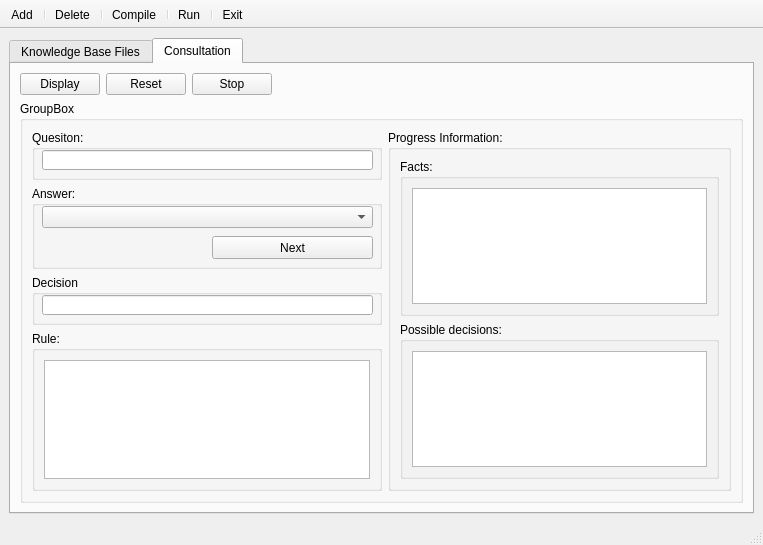
This is pyscanex.ui in pyden/PyScanex as Qt 5 draws it before an edit. The edited form follows.
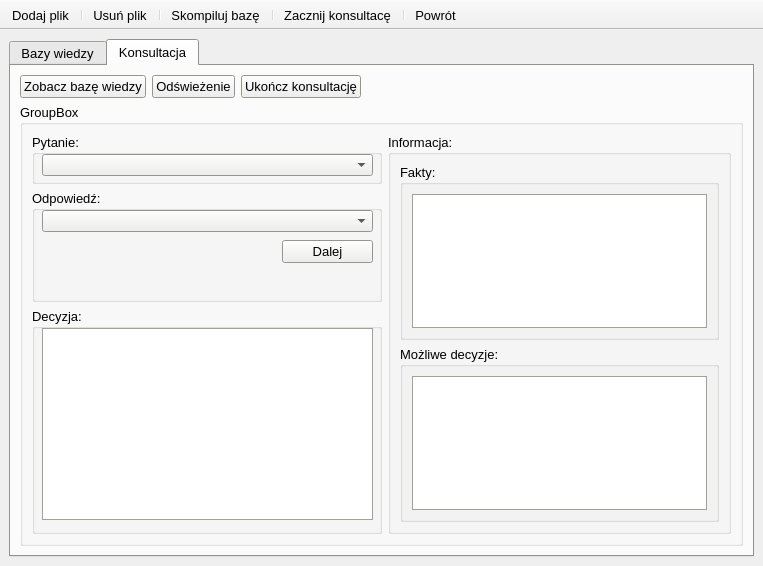
This is the edited form. The open tabs and pages were chosen to show the change. Icons and pictures are not drawn.

Commit message: Deleted tab with compiled knowledge bases

The edit to the form file:
```diff
--- a/pyscanex.ui
+++ b/pyscanex.ui
@@ -7,9 +7,15 @@
     <x>0</x>
     <y>0</y>
     <width>763</width>
-    <height>545</height>
+    <height>566</height>
    </rect>
   </property>
+  <property name="font">
+   <font>
+    <family>Ubuntu</family>
+    <pointsize>10</pointsize>
+   </font>
+  </property>
   <property name="windowTitle">
    <string>Scannex</string>
   </property>
@@ -27,6 +33,76 @@
       <property name="enabled">
        <bool>true</bool>
       </property>
+      <property name="palette">
+       <palette>
+        <active>
+         <colorrole role="Base">
+          <brush brushstyle="SolidPattern">
+           <color alpha="255">
+            <red>255</red>
+            <green>255</green>
+            <blue>255</blue>
+           </color>
+          </brush>
+         </colorrole>
+         <colorrole role="Window">
+          <brush brushstyle="SolidPattern">
+           <color alpha="255">
+            <red>201</red>
+            <green>206</green>
+            <blue>193</blue>
+           </color>
+          </brush>
+         </colorrole>
+        </active>
+        <inactive>
+         <colorrole role="Base">
+          <brush brushstyle="SolidPattern">
+           <color alpha="255">
+            <red>255</red>
+            <green>255</green>
+            <blue>255</blue>
+           </color>
+          </brush>
+         </colorrole>
+         <colorrole role="Window">
+          <brush brushstyle="SolidPattern">
+           <color alpha="255">
+            <red>201</red>
+            <green>206</green>
+            <blue>193</blue>
+           </color>
+          </brush>
+         </colorrole>
+        </inactive>
+        <disabled>
+         <colorrole role="Base">
+          <brush brushstyle="SolidPattern">
+           <color alpha="255">
+            <red>201</red>
+            <green>206</green>
+            <blue>193</blue>
+           </color>
+          </brush>
+         </colorrole>
+         <colorrole role="Window">
+          <brush brushstyle="SolidPattern">
+           <color alpha="255">
+            <red>201</red>
+            <green>206</green>
+            <blue>193</blue>
+           </color>
+          </brush>
+         </colorrole>
+        </disabled>
+       </palette>
+      </property>
+      <property name="font">
+       <font>
+        <family>Ubuntu</family>
+        <pointsize>10</pointsize>
+       </font>
+      </property>
       <property name="currentIndex">
        <number>0</number>
       </property>
@@ -36,7 +112,7 @@
          <normaloff>:/icons/file_manager.png</normaloff>:/icons/file_manager.png</iconset>
        </attribute>
        <attribute name="title">
-        <string>Knowledge Base Files</string>
+        <string>Bazy wiedzy</string>
        </attribute>
        <layout class="QVBoxLayout" name="verticalLayout_2">
         <item>
@@ -94,12 +170,76 @@
        </layout>
       </widget>
       <widget class="QWidget" name="tabConsultation">
+       <property name="palette">
+        <palette>
+         <active>
+          <colorrole role="Base">
+           <brush brushstyle="SolidPattern">
+            <color alpha="255">
+             <red>255</red>
+             <green>255</green>
+             <blue>255</blue>
+            </color>
+           </brush>
+          </colorrole>
+          <colorrole role="Window">
+           <brush brushstyle="SolidPattern">
+            <color alpha="255">
+             <red>203</red>
+             <green>212</green>
+             <blue>195</blue>
+            </color>
+           </brush>
+          </colorrole>
+         </active>
+         <inactive>
+          <colorrole role="Base">
+           <brush brushstyle="SolidPattern">
+            <color alpha="255">
+             <red>255</red>
+             <green>255</green>
+             <blue>255</blue>
+            </color>
+           </brush>
+          </colorrole>
+          <colorrole role="Window">
+           <brush brushstyle="SolidPattern">
+            <color alpha="255">
+             <red>203</red>
+             <green>212</green>
+             <blue>195</blue>
+            </color>
+           </brush>
+          </colorrole>
+         </inactive>
+         <disabled>
+          <colorrole role="Base">
+           <brush brushstyle="SolidPattern">
+            <color alpha="255">
+             <red>203</red>
+             <green>212</green>
+             <blue>195</blue>
+            </color>
+           </brush>
+          </colorrole>
+          <colorrole role="Window">
+           <brush brushstyle="SolidPattern">
+            <color alpha="255">
+             <red>203</red>
+             <green>212</green>
+             <blue>195</blue>
+            </color>
+           </brush>
+          </colorrole>
+         </disabled>
+        </palette>
+       </property>
        <attribute name="icon">
         <iconset resource="resources.qrc">
          <normaloff>:/icons/ask_and_answer.png</normaloff>:/icons/ask_and_answer.png</iconset>
        </attribute>
        <attribute name="title">
-        <string>Consultation</string>
+        <string>Konsultacja</string>
        </attribute>
        <layout class="QVBoxLayout" name="verticalLayout_4">
         <item>
@@ -107,21 +247,36 @@
           <item row="0" column="1">
            <widget class="QPushButton" name="pushButtonReset">
             <property name="text">
-             <string>Reset</string>
+             <string>Odświeżenie</string>
+            </property>
+            <property name="icon">
+             <iconset resource="resources.qrc">
+              <normaloff>:/icons/arrow_refresh_small.png</normaloff>:/icons/arrow_refresh_small.png</iconset>
             </property>
            </widget>
           </item>
           <item row="0" column="0">
            <widget class="QPushButton" name="pushButtonDisplay">
             <property name="text">
-             <string>Display</string>
+             <string>Zobacz bazę wiedzy</string>
+            </property>
+            <property name="icon">
+             <iconset resource="resources.qrc">
+              <normaloff>:/icons/page_white_magnify.png</normaloff>:/icons/page_white_magnify.png</iconset>
+            </property>
+            <property name="flat">
+             <bool>false</bool>
             </property>
            </widget>
           </item>
           <item row="0" column="2">
            <widget class="QPushButton" name="pushButtonStop">
             <property name="text">
-             <string>Stop</string>
+             <string>Ukończ konsultację</string>
+            </property>
+            <property name="icon">
+             <iconset resource="resources.qrc">
+              <normaloff>:/icons/stop.png</normaloff>:/icons/stop.png</iconset>
             </property>
            </widget>
           </item>
@@ -161,26 +316,17 @@
                   </size>
                  </property>
                  <property name="title">
-                  <string>Quesiton:</string>
+                  <string>Pytanie:</string>
                  </property>
-                 <widget class="QLineEdit" name="lineEditQuestion">
+                 <widget class="QComboBox" name="comboBoxquestion">
                   <property name="geometry">
                    <rect>
                     <x>10</x>
                     <y>20</y>
                     <width>331</width>
-                    <height>20</height>
+                    <height>22</height>
                    </rect>
                   </property>
-                  <property name="minimumSize">
-                   <size>
-                    <width>331</width>
-                    <height>20</height>
-                   </size>
-                  </property>
-                  <property name="readOnly">
-                   <bool>true</bool>
-                  </property>
                  </widget>
                 </widget>
                </item>
@@ -193,7 +339,7 @@
                   </size>
                  </property>
                  <property name="title">
-                  <string>Answer:</string>
+                  <string>Odpowiedź:</string>
                  </property>
                  <widget class="QComboBox" name="comboBoxAnswers">
                   <property name="geometry">
@@ -208,40 +354,24 @@
                  <widget class="QPushButton" name="pushButtonNext">
                   <property name="geometry">
                    <rect>
-                    <x>180</x>
+                    <x>250</x>
                     <y>50</y>
-                    <width>161</width>
+                    <width>91</width>
                     <height>23</height>
                    </rect>
                   </property>
+                  <property name="layoutDirection">
+                   <enum>Qt::LeftToRight</enum>
+                  </property>
                   <property name="text">
-                   <string>Next</string>
+                   <string>Dalej</string>
                   </property>
-                 </widget>
-                </widget>
-               </item>
-               <item row="2" column="0">
-                <widget class="QGroupBox" name="groupBoxDecision">
-                 <property name="minimumSize">
-                  <size>
-                   <width>350</width>
-                   <height>50</height>
-                  </size>
-                 </property>
-                 <property name="title">
-                  <string>Decision</string>
-                 </property>
-                 <widget class="QLineEdit" name="lineEditDecision">
-                  <property name="geometry">
-                   <rect>
-                    <x>10</x>
-                    <y>20</y>
-                    <width>331</width>
-                    <height>20</height>
-                   </rect>
+                  <property name="icon">
+                   <iconset resource="resources.qrc">
+                    <normaloff>:/icons/arrow_right.png</normaloff>:/icons/arrow_right.png</iconset>
                   </property>
-                  <property name="readOnly">
-                   <bool>true</bool>
+                  <property name="autoRepeat">
+                   <bool>false</bool>
                   </property>
                  </widget>
                 </widget>
@@ -249,7 +379,7 @@
                <item row="0" column="1" rowspan="4">
                 <widget class="QGroupBox" name="groupBox_4">
                  <property name="title">
-                  <string>Progress Information:</string>
+                  <string>Informacja:</string>
                  </property>
                  <layout class="QVBoxLayout" name="verticalLayout_6">
                   <item>
@@ -263,7 +393,7 @@
                        </size>
                       </property>
                       <property name="title">
-                       <string>Possible decisions:</string>
+                       <string>Możliwe decyzje:</string>
                       </property>
                       <layout class="QVBoxLayout" name="verticalLayout_7">
                        <item>
@@ -281,7 +411,7 @@
                        </size>
                       </property>
                       <property name="title">
-                       <string>Facts:</string>
+                       <string>Fakty:</string>
                       </property>
                       <layout class="QHBoxLayout" name="horizontalLayout_3">
                        <item>
@@ -295,33 +425,27 @@
                  </layout>
                 </widget>
                </item>
-               <item row="3" column="0">
-                <widget class="QGroupBox" name="groupBox_7">
+               <item row="2" column="0" rowspan="2">
+                <widget class="QGroupBox" name="groupBoxDecision">
                  <property name="minimumSize">
                   <size>
-                   <width>0</width>
-                   <height>150</height>
+                   <width>350</width>
+                   <height>50</height>
                   </size>
                  </property>
                  <property name="title">
-                  <string>Rule:</string>
+                  <string>Decyzja:</string>
                  </property>
-                 <layout class="QVBoxLayout" name="verticalLayout_8">
-                  <item>
-                   <widget class="QTextEdit" name="textEditRule">
-                    <property name="readOnly">
-                     <bool>true</bool>
-                    </property>
-                    <property name="html">
-                     <string>&lt;!DOCTYPE HTML PUBLIC &quot;-//W3C//DTD HTML 4.0//EN&quot; &quot;http://www.w3.org/TR/REC-html40/strict.dtd&quot;&gt;
-&lt;html&gt;&lt;head&gt;&lt;meta name=&quot;qrichtext&quot; content=&quot;1&quot; /&gt;&lt;style type=&quot;text/css&quot;&gt;
-p, li { white-space: pre-wrap; }
-&lt;/style&gt;&lt;/head&gt;&lt;body style=&quot; font-family:'MS Shell Dlg 2'; font-size:8.25pt; font-weight:400; font-style:normal;&quot;&gt;
-&lt;p style=&quot;-qt-paragraph-type:empty; margin-top:0px; margin-bottom:0px; margin-left:0px; margin-right:0px; -qt-block-indent:0; text-indent:0px; font-size:8pt;&quot;&gt;&lt;br /&gt;&lt;/p&gt;&lt;/body&gt;&lt;/html&gt;</string>
-                    </property>
-                   </widget>
-                  </item>
-                 </layout>
+                 <widget class="QPlainTextEdit" name="plainDecisions">
+                  <property name="geometry">
+                   <rect>
+                    <x>10</x>
+                    <y>20</y>
+                    <width>331</width>
+                    <height>192</height>
+                   </rect>
+                  </property>
+                 </widget>
                 </widget>
                </item>
               </layout>
@@ -337,7 +461,6 @@
     </item>
    </layout>
   </widget>
-  <widget class="QStatusBar" name="statusbar"/>
   <widget class="QToolBar" name="toolBar">
    <property name="sizeIncrement">
     <size>
@@ -345,6 +468,11 @@
      <height>0</height>
     </size>
    </property>
+   <property name="font">
+    <font>
+     <pointsize>10</pointsize>
+    </font>
+   </property>
    <property name="windowTitle">
     <string>toolBar</string>
    </property>
@@ -388,7 +516,7 @@
      <normaloff>:/icons/database_add.png</normaloff>:/icons/database_add.png</iconset>
    </property>
    <property name="text">
-    <string>Add</string>
+    <string>Dodaj plik</string>
    </property>
    <property name="toolTip">
     <string>Add new knowledge base to the system</string>
@@ -400,7 +528,7 @@
      <normaloff>:/icons/door_in.png</normaloff>:/icons/door_in.png</iconset>
    </property>
    <property name="text">
-    <string>Exit</string>
+    <string>Powrót</string>
    </property>
    <property name="toolTip">
     <string>Exit from application</string>
@@ -412,7 +540,7 @@
      <normaloff>:/icons/database_lightning.png</normaloff>:/icons/database_lightning.png</iconset>
    </property>
    <property name="text">
-    <string>Compile</string>
+    <string>Skompiluj bazę</string>
    </property>
    <property name="toolTip">
     <string>Compile selected knowledge base</string>
@@ -424,7 +552,7 @@
      <normaloff>:/icons/database_go.png</normaloff>:/icons/database_go.png</iconset>
    </property>
    <property name="text">
-    <string>Run</string>
+    <string>Zacznij konsultacę</string>
    </property>
    <property name="toolTip">
     <string>Run selected knowledge base</string>
@@ -436,7 +564,7 @@
      <normaloff>:/icons/database_delete.png</normaloff>:/icons/database_delete.png</iconset>
    </property>
    <property name="text">
-    <string>Delete</string>
+    <string>Usuń plik</string>
    </property>
    <property name="toolTip">
     <string>Delete knowledge base</string>
```
Left out of the diff: 12 changed lines with no effect on the pictures. The commit also changes 5 other files.
